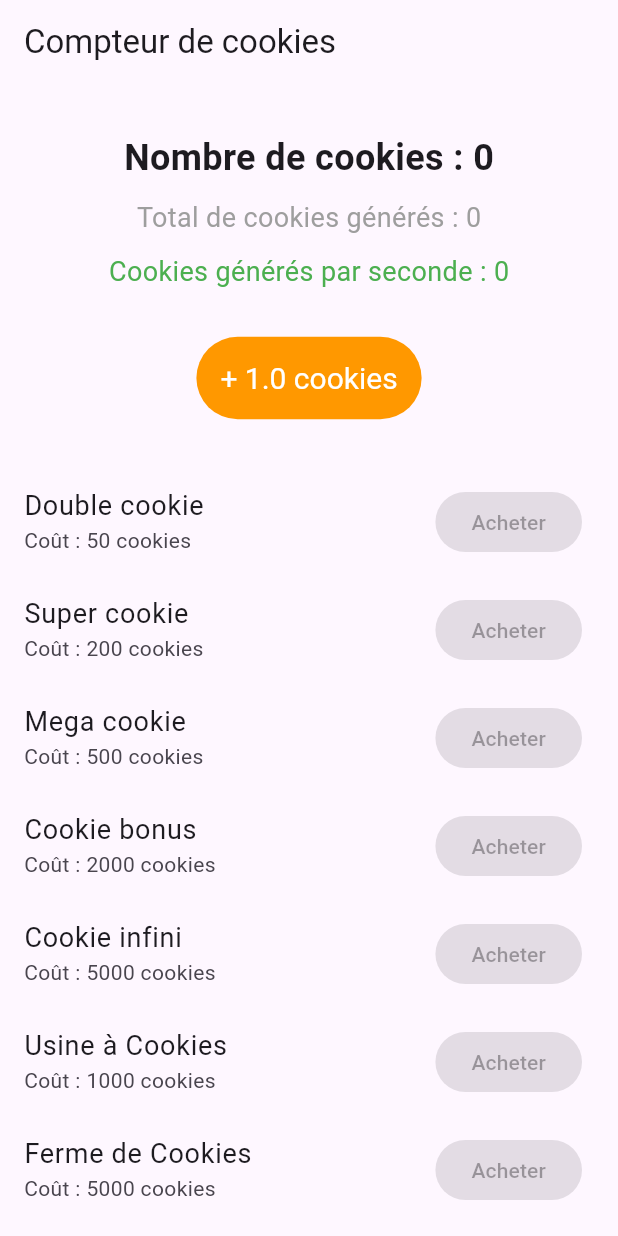
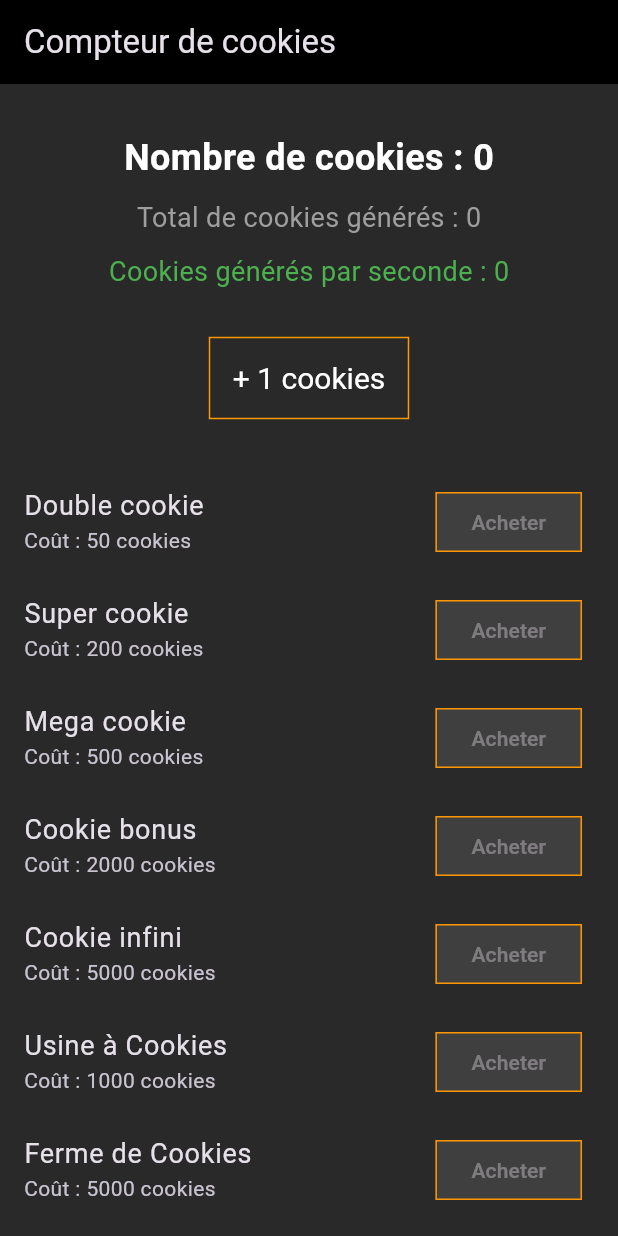
Before and after one commit to ezrekiel/cookie_clicker, a Flutter app: the screen it shows after launch, on a phone screen of 412 x 824 dp. Run offline on Flutter 3.47's test engine with Material 3 defaults, Android fonts, the phone set to English and light mode, and no system bars.

Commit message:
changed design and fixed a bug of passive generation of cookies

```diff
--- a/lib/homepage.dart
+++ b/lib/homepage.dart
@@ -1,5 +1,5 @@
 import 'package:flutter/material.dart';
-import 'dart:async'; // Import pour utiliser Timer
+import 'dart:async';
 
 class Homepage extends StatefulWidget {
   const Homepage({super.key});
@@ -9,15 +9,23 @@ class Homepage extends StatefulWidget {
 }
 
 class _HomepageState extends State<Homepage> {
-  int counter = 0; // Cookies actuels
-  int step = 1; // Nombre de cookies gagnés par clic
-  int totalCookies = 0; // Total des cookies générés
-  int passiveCookiesPerSecond = 0; // Revenus passifs
-  double multiplier = 1.0; // Multiplier de boost temporaire
-  bool isBoostActive = false; // Indique si un boost est actif
-  Timer? _boostTimer; // Timer pour la durée du boost
+  int counter = 0;
+  int step = 1;
+  int totalCookies = 0;
+  int passiveCookiesPerSecond = 0;
 
-  // Liste des upgrades achetables (ajout du boost temporaire)
+  double multiplier = 1.0;
+  bool isBoostActive = false;
+  bool isBonusActive = false; // ✅ Nouveau : bonus 10% actif ou non
+
+  Timer? _boostTimer;
+  Timer? _passiveTimer;
+
+  final Color darkGrey = const Color(0xFF292929);
+  final Color black = const Color(0xFF000000);
+  final Color orange = Colors.orange;
+  final Color purple = Colors.purple;
+
   final List<Map<String, dynamic>> upgrades = [
     {'name': 'Double cookie', 'cost': 50, 'increment': 1, 'purchased': false, 'unique': true},
     {'name': 'Super cookie', 'cost': 200, 'increment': 6, 'purchased': false, 'unique': true},
@@ -30,20 +38,29 @@ class _HomepageState extends State<Homepage> {
   ];
 
   @override
-  void dispose() {
-    _boostTimer?.cancel(); // Arrêter le timer du boost si la page est quittée
-    super.dispose();
+  void initState() {
+    super.initState();
+    startPassiveIncomeTimer();
   }
 
-  // Fonction pour activer le boost temporaire
+  void startPassiveIncomeTimer() {
+    _passiveTimer = Timer.periodic(const Duration(seconds: 1), (timer) {
+      if (passiveCookiesPerSecond > 0) {
+        setState(() {
+          counter += passiveCookiesPerSecond;
+          totalCookies += passiveCookiesPerSecond;
+        });
+      }
+    });
+  }
+
   void activateBoost(double boostMultiplier) {
     setState(() {
       multiplier *= boostMultiplier;
       isBoostActive = true;
     });
 
-    // Démarrer un timer qui remet le multiplicateur à 1 après 10 secondes
-    _boostTimer?.cancel(); // Annule le précédent si existant
+    _boostTimer?.cancel();
     _boostTimer = Timer(const Duration(seconds: 10), () {
       setState(() {
         multiplier = 1.0;
@@ -52,65 +69,61 @@ class _HomepageState extends State<Homepage> {
     });
   }
 
+  // Ajout du bonus permanent à chaque ajout de step
+  void addToStep(int baseIncrement) {
+    int finalIncrement = baseIncrement;
+    if (isBonusActive) {
+      finalIncrement += (baseIncrement * 0.1).ceil();
+    }
+    step += finalIncrement;
+  }
+
+  @override
+  void dispose() {
+    _boostTimer?.cancel();
+    _passiveTimer?.cancel();
+    super.dispose();
+  }
+
   @override
   Widget build(BuildContext context) {
-    return Scaffold(
+    return MaterialApp(
+      theme: ThemeData.dark().copyWith(
+        scaffoldBackgroundColor: darkGrey,
+        textTheme: ThemeData.dark().textTheme.apply(
+              bodyColor: Colors.white,
+              displayColor: Colors.white,
+            ),
+      ),
+      home: Scaffold(
         appBar: AppBar(
+          backgroundColor: black,
           title: const Text('Compteur de cookies'),
         ),
         body: Column(
           children: [
-          // Section du compteur principal
+            // Haut de l'écran
             Expanded(
               flex: 1,
               child: Center(
                 child: Column(
                   mainAxisAlignment: MainAxisAlignment.center,
                   children: [
-                  // Nombre de cookies actuels
-                  Text(
-                    'Nombre de cookies : $counter',
-                    style: const TextStyle(
-                      fontSize: 24,
-                      fontWeight: FontWeight.bold,
-                    ),
-                  ),
+                    Text('Nombre de cookies : $counter',
+                        style: const TextStyle(fontSize: 24, fontWeight: FontWeight.bold)),
                     const SizedBox(height: 10),
-
-                  // Nombre total de cookies générés
-                  Text(
-                    'Total de cookies générés : $totalCookies',
-                    style: const TextStyle(
-                      fontSize: 18,
-                      color: Colors.grey,
-                    ),
-                  ),
+                    Text('Total de cookies générés : $totalCookies',
+                        style: const TextStyle(fontSize: 18, color: Colors.grey)),
                     const SizedBox(height: 10),
-
-                  // Affichage des revenus passifs
-                  Text(
-                    'Cookies générés par seconde : $passiveCookiesPerSecond',
-                    style: const TextStyle(
-                      fontSize: 18,
-                      color: Colors.green,
-                    ),
-                  ),
+                    Text('Cookies générés par seconde : $passiveCookiesPerSecond',
+                        style: const TextStyle(fontSize: 18, color: Colors.green)),
                     const SizedBox(height: 10),
-
-                  // Indicateur si le boost est actif
                     if (isBoostActive)
                       Text(
                         'BOOST ACTIVÉ ! x${multiplier.toStringAsFixed(1)}',
-                      style: const TextStyle(
-                        fontSize: 20,
-                        color: Colors.red,
-                        fontWeight: FontWeight.bold,
+                        style: const TextStyle(fontSize: 20, color: Colors.red, fontWeight: FontWeight.bold),
                       ),
-                    ),
-
                     const SizedBox(height: 20),
-
-                  // Bouton pour ajouter des cookies
                     TextButton(
                       onPressed: () {
                         setState(() {
@@ -121,30 +134,33 @@ class _HomepageState extends State<Homepage> {
                       },
                       style: TextButton.styleFrom(
                         padding: const EdgeInsets.all(16),
-                      backgroundColor: Colors.orange,
+                        backgroundColor: darkGrey,
                         foregroundColor: Colors.white,
                         textStyle: const TextStyle(fontSize: 20),
+                        shape: RoundedRectangleBorder(
+                          borderRadius: BorderRadius.zero,
+                          side: BorderSide(color: orange, width: 1),
                         ),
-                    child: Text('+ ${step * multiplier} cookies'),
+                      ),
+                      child: Text('+ ${(step * multiplier).round()} cookies'),
                     ),
                   ],
                 ),
               ),
             ),
 
-          // Section de la liste des achats
+            // Liste des upgrades
             Expanded(
               flex: 2,
               child: ListView.builder(
                 itemCount: upgrades.length,
                 itemBuilder: (context, index) {
                   final upgrade = upgrades[index];
+                  final bool isPurple = upgrade['boost'] == true;
+                  final bool isOrange = !isPurple;
 
                   return ListTile(
-                  title: Text(
-                    upgrade['name'],
-                    style: const TextStyle(fontSize: 18),
-                  ),
+                    title: Text(upgrade['name'], style: const TextStyle(fontSize: 18)),
                     subtitle: Text('Coût : ${upgrade['cost']} cookies'),
                     trailing: ElevatedButton(
                       onPressed: (counter >= upgrade['cost'] &&
@@ -158,22 +174,27 @@ class _HomepageState extends State<Homepage> {
                                 } else if (upgrade['passive'] == true) {
                                   passiveCookiesPerSecond += upgrade['increment'] as int;
                                 } else if (upgrade['name'] == 'Cookie bonus') {
-                                step += (step * 0.1).ceil(); // 10% d'augmentation
+                                  isBonusActive = true; // Active le bonus permanent
                                   upgrades[index]['purchased'] = true;
-                              } else if (upgrade['name'] == 'Cookie infini') {
-                                step += upgrade['increment'] as int;
                                 } else {
-                                step += upgrade['increment'] as int;
+                                  addToStep(upgrade['increment'] as int); // Utilise la fonction qui applique le bonus
                                   if (upgrade['unique']) {
                                     upgrades[index]['purchased'] = true;
                                   }
                                 }
                               });
                             }
-                        : null, // Désactiver si conditions non remplies
+                          : null,
                       style: ElevatedButton.styleFrom(
-                      backgroundColor: Colors.purple,
+                        backgroundColor: darkGrey,
                         foregroundColor: Colors.white,
+                        shape: RoundedRectangleBorder(
+                          borderRadius: BorderRadius.zero,
+                          side: BorderSide(
+                            color: isPurple ? purple : orange,
+                            width: 1,
+                          ),
+                        ),
                       ),
                       child: Text(
                         upgrade['unique'] && upgrade['purchased']
@@ -187,6 +208,7 @@ class _HomepageState extends State<Homepage> {
             ),
           ],
         ),
+      ),
     );
   }
 }
```
Lines whose indentation alone changed are shown as unchanged.
